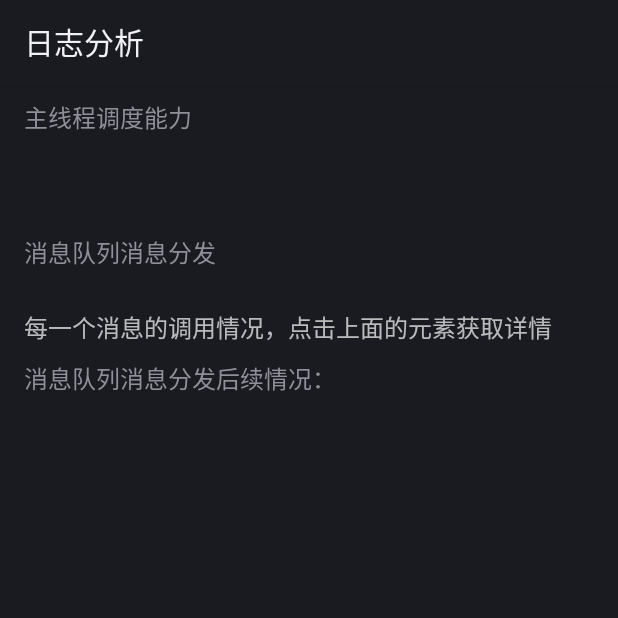
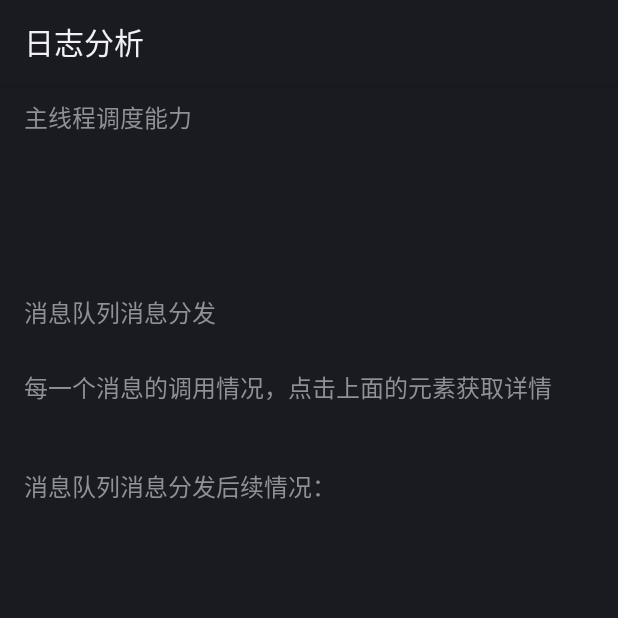
Before and after one commit to yoyoyr/AnrTools, an Android app: the AnalyzeActivity screen opened directly, with no data from a screen before it, on a phone screen of 412 x 824 dp, the top half of it. Run offline under Robolectric (Android 15) with nearby library versions, the phone set to English and light mode, and no system bars.

Commit message:
【Feature】代码整理

```diff
--- a/app/build.gradle
+++ b/app/build.gradle
@@ -40,5 +40,5 @@ dependencies {
     androidTestImplementation 'androidx.test.ext:junit:1.1.5'
     androidTestImplementation 'androidx.test.espresso:espresso-core:3.5.1'
     implementation project(path: ':library_anrtools')
-    implementation 'com.github.getActivity:XXPermissions:12.6'
+    implementation 'com.github.getActivity:XXPermissions:18.0'
 }
--- a/app/src/main/AndroidManifest.xml
+++ b/app/src/main/AndroidManifest.xml
@@ -1,9 +1,12 @@
 <?xml version="1.0" encoding="utf-8"?>
 <manifest xmlns:android="http://schemas.android.com/apk/res/android"
+    xmlns:tools="http://schemas.android.com/tools"
     package="com.tools.anrtools">
 
     <uses-permission android:name="android.permission.WRITE_EXTERNAL_STORAGE" />
-    <uses-permission android:name="android.permission.READ_EXTERNAL_STORAGE" />
+    <uses-permission android:name="android.permission.READ_MEDIA_AUDIO" />
+    <uses-permission android:name="android.permission.READ_MEDIA_IMAGES" />
+    <uses-permission android:name="android.permission.READ_MEDIA_VIDEO" />
     <uses-permission android:name="android.permission.READ_PHONE_STATE" />
 
     <application
--- a/library_anrtools/src/main/java/com/anr/tools/Const.kt
+++ b/library_anrtools/src/main/java/com/anr/tools/Const.kt
@@ -2,6 +2,13 @@ package com.anr.tools
 
 import com.anr.tools.bean.PolMessageBean
 import java.util.concurrent.Executors
+
+
+//保存5分钟前的消息
+const val MESSAGE_CACHE_TIME = 1 * 30 * 1000L
+
+//指定目录下最多能够存储多少个文件
+const val maxSize = 20
 
 
 /**
@@ -10,22 +17,14 @@ import java.util.concurrent.Executors
  */
 const val warnTime: Long = 300
 
-//这个值暂定50ms
+//两个消息之间间隔50ms，判定为gap消息
 const val gapTime: Long = 50
 
 //anr判定时间
 const val anrTime: Long = 3000
 
-/**
- * 指定目录下最多能够存储多少个文件
- */
-const val maxSize = 20
-
-//保存5分钟前的消息
-const val MESSAGE_CACHE_TIME = 1 * 30 * 1000L
-
 //任务执行器
 val IO_EXECUTOR = Executors.newFixedThreadPool(3)
 
 //当前分析的polMessage对象
-var ANR_INFO: PolMessageBean? = null
+var MSG_INFO: PolMessageBean? = null
--- a/library_anrtools/src/main/java/com/anr/tools/ui/PolMessageListActivity.kt
+++ b/library_anrtools/src/main/java/com/anr/tools/ui/PolMessageListActivity.kt
@@ -11,7 +11,7 @@ import android.view.ViewGroup
 import android.widget.TextView
 import androidx.recyclerview.widget.RecyclerView
 import androidx.swiperefreshlayout.widget.SwipeRefreshLayout
-import com.anr.tools.ANR_INFO
+import com.anr.tools.MSG_INFO
 import com.anr.tools.bean.PolMessageBean
 import com.anr.tools.MessageCache
 import com.anr.tools.IO_EXECUTOR
@@ -70,7 +70,7 @@ class PolMessageListActivity : Activity() {
         override fun onBindViewHolder(fileViewHolder: FileViewHolder, i: Int) {
             anrInfoList?.get(i)?.let { anrInfo ->
                 fileViewHolder.itemView.setOnClickListener {
-                    ANR_INFO = anrInfo
+                    MSG_INFO = anrInfo
                     val context: Context = fileViewHolder.itemView.context
                     context.startActivity(Intent(context, AnalyzeActivity::class.java))
                 }
--- a/library_anrtools/src/main/java/com/anr/tools/ui/analyze/AnalyzeActivity.kt
+++ b/library_anrtools/src/main/java/com/anr/tools/ui/analyze/AnalyzeActivity.kt
@@ -5,7 +5,7 @@ import android.app.Activity
 import android.os.Bundle
 import android.widget.TextView
 import androidx.recyclerview.widget.RecyclerView
-import com.anr.tools.ANR_INFO
+import com.anr.tools.MSG_INFO
 import com.anr.tools.bean.MessageListBean
 import com.anr.tools.R
 
@@ -25,13 +25,17 @@ class AnalyzeActivity : Activity() {
         val recyclerMainThreadScheduling: RecyclerView =
             findViewById(R.id.recyclerMainThreadScheduling)
         recyclerMainThreadScheduling.adapter = analyzeSchedulingAdapter
+
+
         val recyclerViewMessageQueue: RecyclerView = findViewById(R.id.recyclerViewMessageQueue)
         val analyzeMessageDispatchAdapter = AnalyzeMessageDispatchAdapter()
         recyclerViewMessageQueue.adapter = analyzeMessageDispatchAdapter
+
+
         val tvNameMessageQueueDispatchItemInfo =
             findViewById<TextView>(R.id.tvNameMessageQueueDispatchItemInfo)
         val tvNameMessageQueueInfo = findViewById<TextView>(R.id.tvNameMessageQueueInfo)
-        val anrInfo = ANR_INFO
+        val anrInfo = MSG_INFO
         analyzeMessageDispatchAdapter.setOnItemClickListener(object : AnalyzeMessageDispatchAdapter.OnItemClickListener {
 
             override fun onItemClick(messageInfo: MessageListBean?) {
@@ -43,10 +47,13 @@ class AnalyzeActivity : Activity() {
         anrInfo?.run {
             tvNameMessageQueueInfo.text = String(anrInfo.messageQueueSample)
             analyzeSchedulingAdapter.scheduledInfos = anrInfo.scheduledSamplerCache.getAll()
+            analyzeSchedulingAdapter.notifyDataSetChanged()
+            recyclerMainThreadScheduling.scrollToPosition(analyzeSchedulingAdapter.itemCount - 1)
 
-            analyzeSchedulingAdapter.notifyDataSetChanged()
+
             analyzeMessageDispatchAdapter.messageInfos = anrInfo.messageSamplerCache.getAll()
             analyzeMessageDispatchAdapter.notifyDataSetChanged()
+            recyclerViewMessageQueue.scrollToPosition(analyzeMessageDispatchAdapter.itemCount - 1)
         }
     }
 }
--- a/library_anrtools/src/main/res/layout/activity_analyze.xml
+++ b/library_anrtools/src/main/res/layout/activity_analyze.xml
@@ -31,7 +31,7 @@
             <androidx.recyclerview.widget.RecyclerView
                 android:id="@+id/recyclerMainThreadScheduling"
                 android:layout_width="0dp"
-                android:layout_height="@dimen/dp_40"
+                android:layout_height="80dp"
                 android:layout_marginStart="16dp"
                 android:layout_marginTop="16dp"
                 android:layout_marginEnd="16dp"
@@ -66,15 +66,25 @@
                 app:layout_constraintTop_toBottomOf="@+id/tvNameMessageQueueDispatch" />
 
             <TextView
+                android:id="@+id/nameMessageQueueDispatchItemInfo"
+                android:layout_width="match_parent"
+                android:layout_height="wrap_content"
+                android:layout_marginStart="16dp"
+                android:layout_marginTop="@dimen/dp_10"
+                android:layout_marginEnd="16dp"
+                android:text="每一个消息的调用情况，点击上面的元素获取详情"
+                android:textSize="16sp"
+                app:layout_constraintTop_toBottomOf="@+id/recyclerViewMessageQueue" />
+
+            <TextView
                 android:id="@+id/tvNameMessageQueueDispatchItemInfo"
                 android:layout_width="match_parent"
                 android:layout_height="wrap_content"
                 android:layout_marginStart="16dp"
                 android:layout_marginTop="@dimen/dp_10"
                 android:layout_marginEnd="16dp"
-                android:hint="每一个消息的调用情况，点击上面的元素获取详情"
                 android:textSize="16sp"
-                app:layout_constraintTop_toBottomOf="@+id/recyclerViewMessageQueue" />
+                app:layout_constraintTop_toBottomOf="@+id/nameMessageQueueDispatchItemInfo" />
 
             <TextView
                 android:id="@+id/tvNameMessageQueue"
```
Also changed, not shown: app/src/main/java/com/tools/anrtools/MainActivity.kt (+31 -0 lines), library_anrtools/src/main/java/com/anr/tools/MessageCache.kt (+6 -2 lines).
